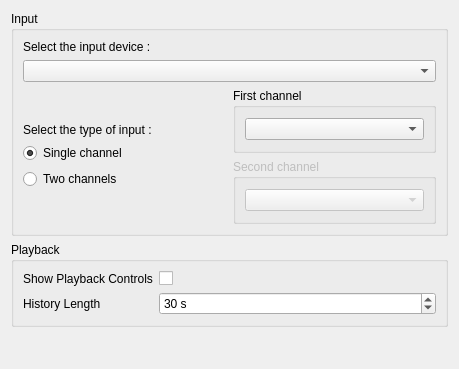
Old version of the form ui/settings.ui in the repository tlecomte/friture.
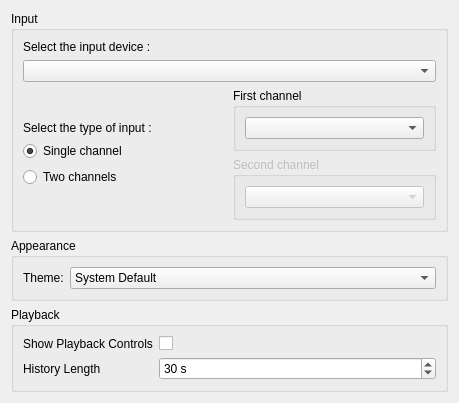
New version of the form. Icons and pictures are not drawn.

Diff of the .ui file:
```diff
--- a/ui/settings.ui
+++ b/ui/settings.ui
@@ -132,6 +132,41 @@
      </layout>
     </widget>
    </item>
+   <item>
+    <widget class="QGroupBox" name="themeGroup">
+     <property name="title">
+      <string>Appearance</string>
+     </property>
+     <layout class="QFormLayout" name="formLayout_3">
+      <item row="0" column="0">
+       <widget class="QLabel" name="label_theme">
+        <property name="text">
+         <string>Theme:</string>
+        </property>
+       </widget>
+      </item>
+      <item row="0" column="1">
+       <widget class="QComboBox" name="comboBox_theme">
+        <item>
+         <property name="text">
+          <string>System Default</string>
+         </property>
+        </item>
+        <item>
+         <property name="text">
+          <string>Light</string>
+         </property>
+        </item>
+        <item>
+         <property name="text">
+          <string>Dark</string>
+         </property>
+        </item>
+       </widget>
+      </item>
+     </layout>
+    </widget>
+   </item>
    <item>
     <widget class="QGroupBox" name="playbackGroup">
      <property name="minimumSize">
```
